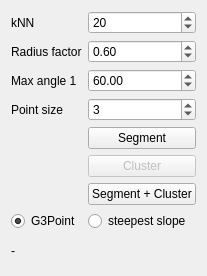
First picture: the form in ui/qG3PointDialog.ui, repository p-leroy/qG3Point, before the edit.
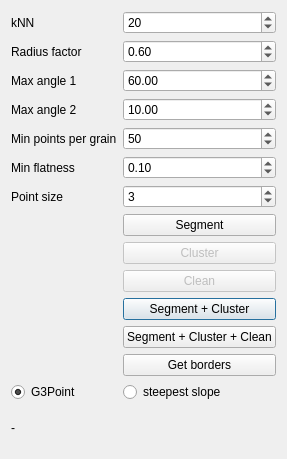
Second picture: the form after the edit.

```diff
--- a/ui/qG3PointDialog.ui
+++ b/ui/qG3PointDialog.ui
@@ -6,44 +6,49 @@
    <rect>
     <x>0</x>
     <y>0</y>
-    <width>199</width>
-    <height>276</height>
+    <width>281</width>
+    <height>459</height>
    </rect>
   </property>
   <property name="windowTitle">
    <string>Dialog</string>
   </property>
   <layout class="QGridLayout" name="gridLayout">
-   <item row="0" column="1">
-    <widget class="QSpinBox" name="spinBoxkNN">
-     <property name="minimum">
-      <number>1</number>
+   <item row="16" column="0" colspan="2">
+    <widget class="QLabel" name="labelCloud">
+     <property name="text">
+      <string>-</string>
      </property>
-     <property name="maximum">
-      <number>100000</number>
+    </widget>
+   </item>
+   <item row="12" column="1">
+    <widget class="QPushButton" name="pushButtonSegmentCluster">
+     <property name="text">
+      <string>Segment + Cluster</string>
      </property>
      <property name="value">
       <number>20</number>
      </property>
     </widget>
    </item>
-   <item row="3" column="1">
-    <widget class="QSpinBox" name="spinBoxPointSize">
-     <property name="minimum">
-      <number>1</number>
+   <item row="4" column="0">
+    <widget class="QLabel" name="label_6">
+     <property name="text">
+      <string>Min points per grain</string>
      </property>
-     <property name="value">
-      <number>3</number>
-     </property>
     </widget>
    </item>
-   <item row="8" column="0">
-    <widget class="QRadioButton" name="radioButtonG3Point">
+   <item row="6" column="0">
+    <widget class="QLabel" name="label_3">
      <property name="text">
-      <string>G3Point</string>
+      <string>Point size</string>
      </property>
-     <property name="checked">
-      <bool>true</bool>
+    </widget>
+   </item>
+   <item row="5" column="0">
+    <widget class="QLabel" name="label_7">
+     <property name="text">
+      <string>Min flatness</string>
      </property>
     </widget>
    </item>
@@ -54,7 +59,74 @@
      </property>
     </widget>
    </item>
+   <item row="15" column="0">
+    <widget class="QRadioButton" name="radioButtonG3Point">
+     <property name="text">
+      <string>G3Point</string>
+     </property>
+     <property name="checked">
+      <bool>true</bool>
+     </property>
+    </widget>
+   </item>
    <item row="6" column="1">
+    <widget class="QSpinBox" name="spinBoxPointSize">
+     <property name="minimum">
+      <number>1</number>
+     </property>
+     <property name="value">
+      <number>3</number>
+     </property>
+    </widget>
+   </item>
+   <item row="1" column="0">
+    <widget class="QLabel" name="label_4">
+     <property name="text">
+      <string>Radius factor</string>
+     </property>
+    </widget>
+   </item>
+   <item row="0" column="1">
+    <widget class="QSpinBox" name="spinBoxkNN">
+     <property name="minimum">
+      <number>1</number>
+     </property>
+     <property name="maximum">
+      <number>100000</number>
+     </property>
+     <property name="value">
+      <number>20</number>
+     </property>
+    </widget>
+   </item>
+   <item row="4" column="1">
+    <widget class="QSpinBox" name="spinBoxNMin">
+     <property name="maximum">
+      <number>1000000000</number>
+     </property>
+     <property name="value">
+      <number>50</number>
+     </property>
+    </widget>
+   </item>
+   <item row="1" column="1">
+    <widget class="QDoubleSpinBox" name="doubleSpinBoxRadiusFactor">
+     <property name="value">
+      <double>0.600000000000000</double>
+     </property>
+    </widget>
+   </item>
+   <item row="11" column="1">
+    <widget class="QPushButton" name="pushButtonClean">
+     <property name="enabled">
+      <bool>false</bool>
+     </property>
+     <property name="text">
+      <string>Clean</string>
+     </property>
+    </widget>
+   </item>
+   <item row="9" column="1">
     <widget class="QPushButton" name="pushButtonCluster">
      <property name="enabled">
       <bool>false</bool>
@@ -72,9 +144,12 @@
     </widget>
    </item>
    <item row="5" column="1">
-    <widget class="QPushButton" name="pushButtonSegment">
-     <property name="text">
-      <string>Segment</string>
+    <widget class="QDoubleSpinBox" name="doubleSpinBoxMinFlatness">
+     <property name="singleStep">
+      <double>0.100000000000000</double>
+     </property>
+     <property name="value">
+      <double>0.100000000000000</double>
      </property>
     </widget>
    </item>
@@ -94,21 +169,7 @@
      </property>
     </widget>
    </item>
-   <item row="7" column="1">
-    <widget class="QPushButton" name="pushButtonSegmentCluster">
-     <property name="text">
-      <string>Segment + Cluster</string>
-     </property>
-    </widget>
-   </item>
-   <item row="9" column="0" colspan="2">
-    <widget class="QLabel" name="labelCloud">
-     <property name="text">
-      <string>-</string>
-     </property>
-    </widget>
-   </item>
-   <item row="8" column="1">
+   <item row="15" column="1">
     <widget class="QRadioButton" name="radioButtonSteepestSlope">
      <property name="text">
       <string>steepest slope</string>
@@ -116,23 +177,37 @@
     </widget>
    </item>
    <item row="3" column="0">
-    <widget class="QLabel" name="label_3">
+    <widget class="QLabel" name="label_5">
      <property name="text">
-      <string>Point size</string>
+      <string>Max angle 2</string>
      </property>
     </widget>
    </item>
-   <item row="1" column="0">
-    <widget class="QLabel" name="label_4">
-     <property name="text">
-      <string>Radius factor</string>
-     </property>
-    </widget>
-   </item>
-   <item row="1" column="1">
-    <widget class="QDoubleSpinBox" name="doubleSpinBoxRadiusFactor">
+   <item row="3" column="1">
+    <widget class="QDoubleSpinBox" name="doubleSpinBoxMaxAngle2">
      <property name="value">
-      <double>0.600000000000000</double>
+      <double>10.000000000000000</double>
+     </property>
+    </widget>
+   </item>
+   <item row="13" column="1">
+    <widget class="QPushButton" name="pushButtonSegmentClusterClean">
+     <property name="text">
+      <string>Segment + Cluster + Clean</string>
+     </property>
+    </widget>
+   </item>
+   <item row="8" column="1">
+    <widget class="QPushButton" name="pushButtonSegment">
+     <property name="text">
+      <string>Segment</string>
+     </property>
+    </widget>
+   </item>
+   <item row="14" column="1">
+    <widget class="QPushButton" name="pushButtonGetBorders">
+     <property name="text">
+      <string>Get borders</string>
      </property>
     </widget>
    </item>
```
Left out of the diff: 17 changed lines with no effect on the pictures.
